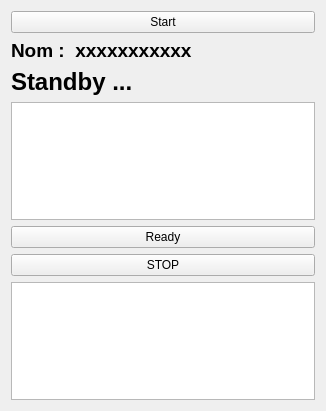
The window that smartphone/hostBluetooth/mainwindow.ui (alexbourgeois/SmartControl) describes before a commit, drawn with Qt 5.
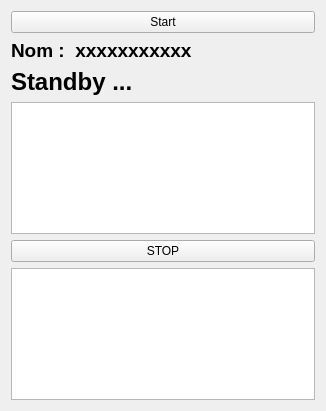
The same window after the commit.

What changed in the file:
```diff
--- a/smartphone/hostBluetooth/mainwindow.ui
+++ b/smartphone/hostBluetooth/mainwindow.ui
@@ -54,14 +54,7 @@
      <widget class="QListWidget" name="listWidget_devices"/>
     </item>
     <item>
-     <widget class="QPushButton" name="pushButton_ok">
-      <property name="text">
-       <string>Ready</string>
-      </property>
-     </widget>
-    </item>
-    <item>
-     <widget class="QPushButton" name="pushButton_ok_2">
+     <widget class="QPushButton" name="pB_Stop">
       <property name="text">
        <string>STOP</string>
       </property>
```
Left out of the diff: 8 changed lines with no effect on the pictures.
